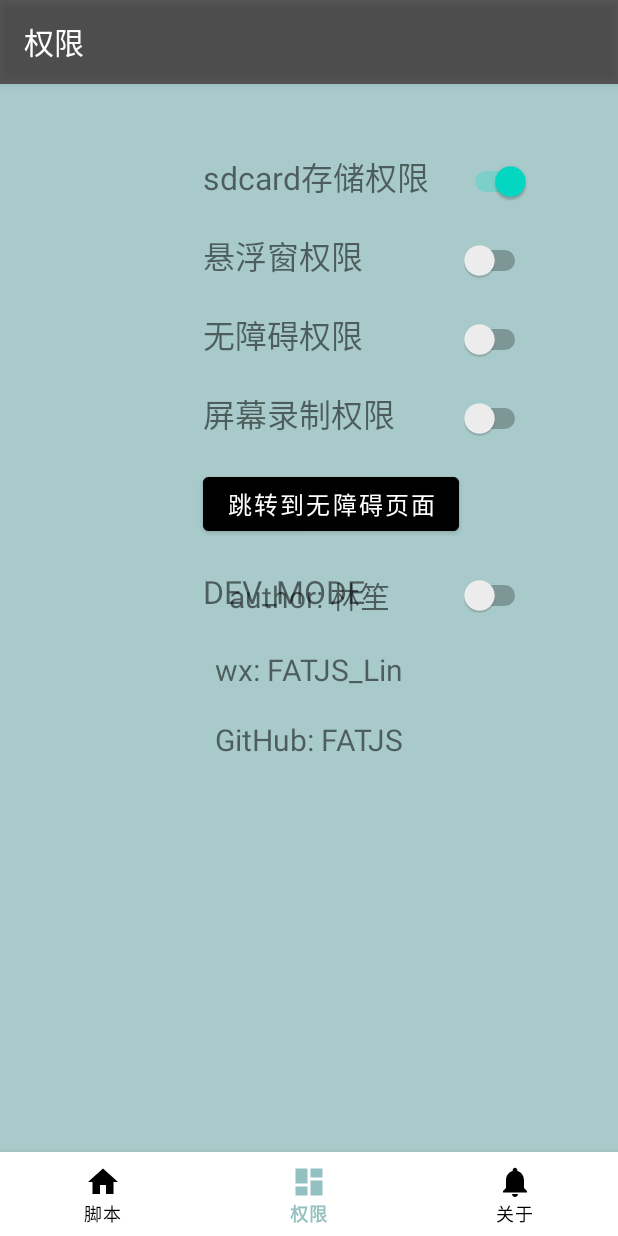
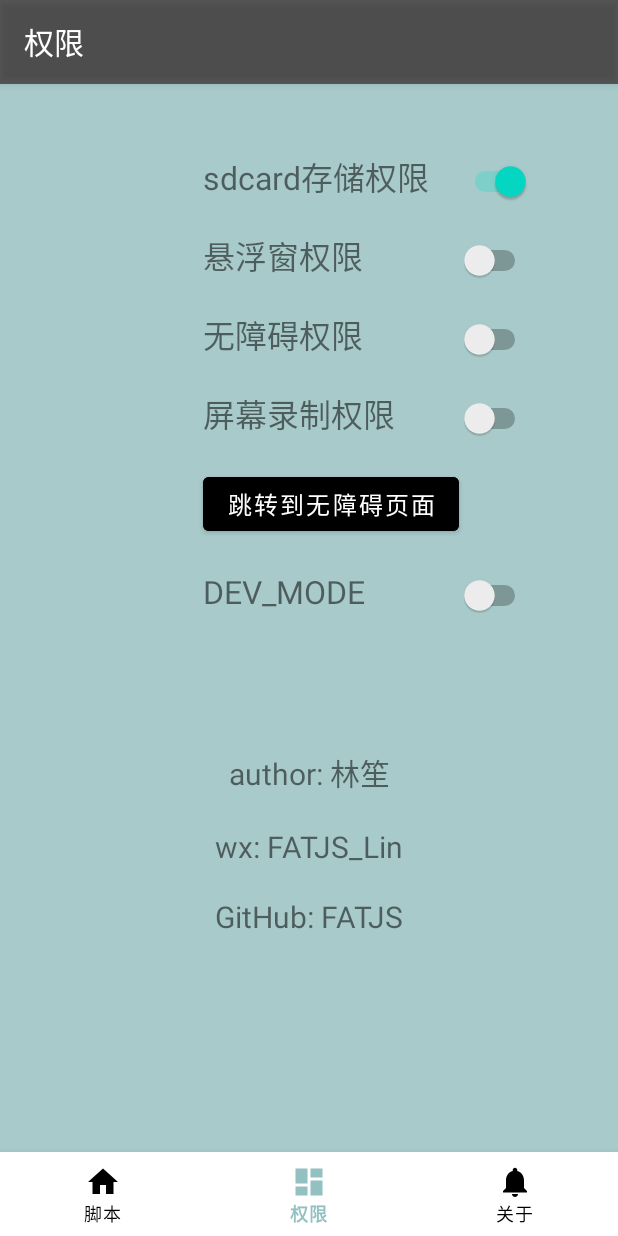
Before and after one commit to 1754048656/FATJS, an Android app: the screen it shows after launch (MainActivity), item 2 of the bottom bar chosen, on a phone screen of 412 x 824 dp. Run offline under Robolectric (Android 15) with nearby library versions, the phone set to English and light mode, and no system bars; our stand-ins replace navigation-ui; libraries missing offline, so code that uses them is left out: com.caoccao.javet, com.hjq.permissions.

```diff
--- a/app/src/main/java/com/linsheng/FATJS/config/GlobalVariableHolder.java
+++ b/app/src/main/java/com/linsheng/FATJS/config/GlobalVariableHolder.java
@@ -12,7 +12,7 @@ public class GlobalVariableHolder {
     public static boolean DEV_MODE = false; // FATJS 的开发者模式
     public static V8Runtime v8Runtime;
     public static final String PATH = "/FATJS_DIR/";
-    public static final String FATJS_INFO = "author: 林笙\n\nwx: FATJS_Lin\n\nGitHub: FATJS";
+    public static final String FATJS_INFO = "\n\n\n\n\n\n\n\n\n\nauthor: 林笙\n\nwx: FATJS_Lin\n\nGitHub: FATJS";
     public static String ANDROID_ID = "";
     public static String PHONE_NAME = "";
 
```
